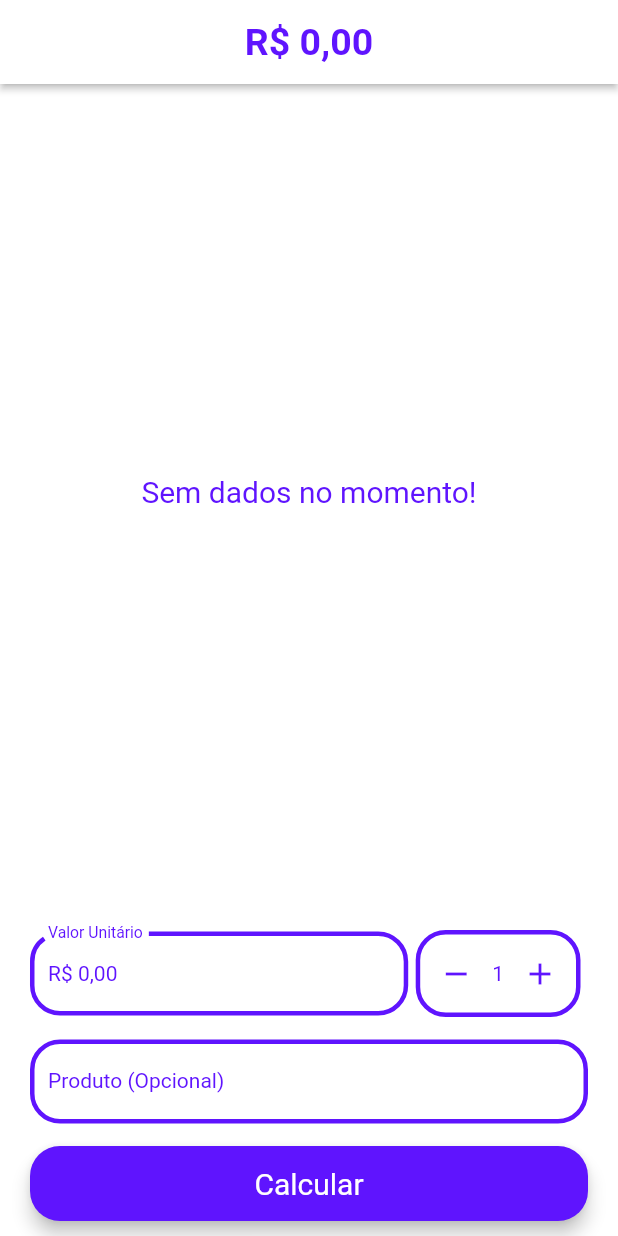
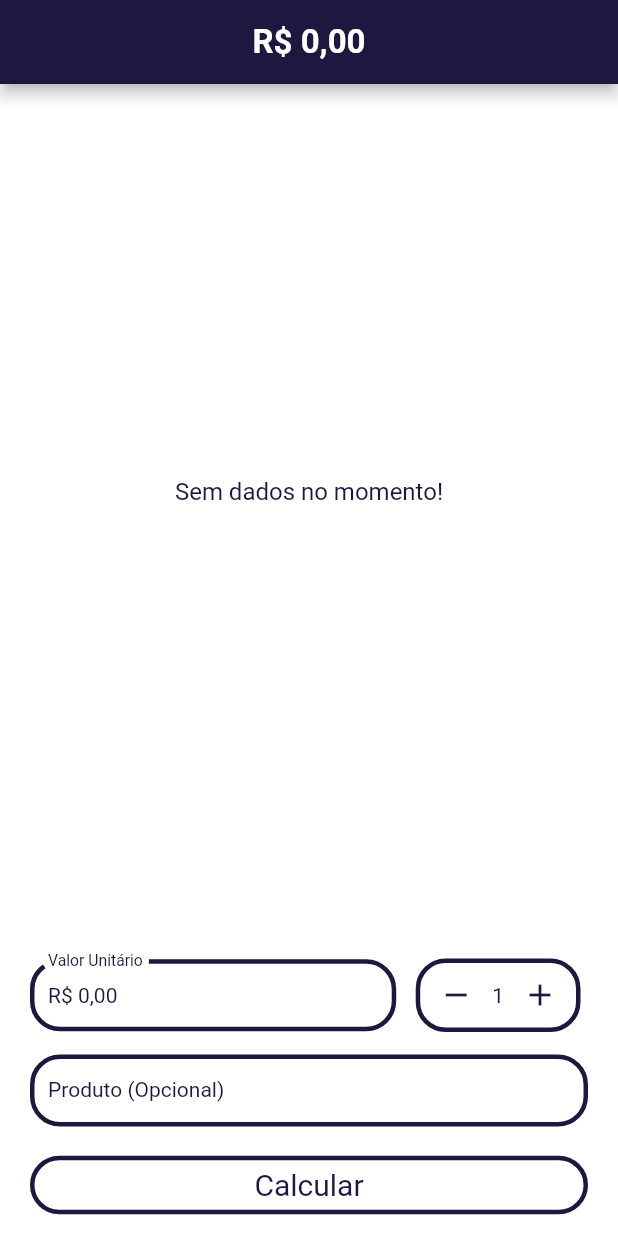
Before and after one commit to yurilima7/Somador-de-Compras, a Flutter app: the screen it shows after launch, after a tap on "Nova Compra", on a phone screen of 412 x 824 dp. Run offline on Flutter 3.47's test engine with Material 2 defaults, Android fonts, the light colour scheme and no system bars; our stand-ins replace brasil_fields; missing offline and left inert: validatorless.

Commit message:
Melhorias aplicadas

```diff
--- a/total_compras/lib/App/Core/Styles/colors_styles.dart
+++ b/total_compras/lib/App/Core/Styles/colors_styles.dart
@@ -11,7 +11,7 @@ class ColorsStyles {
   }
 
   static Color primary = Colors.white;
-  static Color secundary = const Color(0xFF5F14FE);
+  static Color secundary = const Color(0xFF1D1840);
   static Color error = Colors.redAccent;
   static Color delete = Colors.red;
 }
--- a/total_compras/lib/App/Core/Styles/text_styles.dart
+++ b/total_compras/lib/App/Core/Styles/text_styles.dart
@@ -19,8 +19,8 @@ class TextStyles {
   );
 
   TextStyle get appBarTitle => primaryRegular.copyWith(
-    color: ColorsStyles.secundary,
-    fontSize: 25,
+    color: ColorsStyles.primary,
+    fontSize: 22,
     fontWeight: FontWeight.bold,
   );
 
@@ -30,7 +30,7 @@ class TextStyles {
   );
 
   TextStyle get button => primaryRegular.copyWith(
-    color:  ColorsStyles.primary,
+    color:  ColorsStyles.secundary,
     fontSize: 20,
   );
 
@@ -38,6 +38,11 @@ class TextStyles {
     color:  ColorsStyles.secundary,
     fontSize: 14,
     fontWeight: FontWeight.bold,
+  );
+
+  TextStyle get nullList => primaryRegular.copyWith(
+    color:  ColorsStyles.secundary,
+    fontSize: 16,
   );
 
   TextStyle get regular => primaryRegular.copyWith(
--- a/total_compras/lib/App/Core/Theme/theme_settings.dart
+++ b/total_compras/lib/App/Core/Theme/theme_settings.dart
@@ -17,16 +17,17 @@ class ThemeSettings {
       selectionColor: ColorsStyles.secundary,
     ),
 
-    cardTheme: const CardTheme(
-      elevation: 5,
-      shape: RoundedRectangleBorder(
+    cardTheme: CardTheme(
+      shape: const RoundedRectangleBorder(
         borderRadius: BorderRadius.all(
           Radius.circular(20.0),
         ),
       ),
+      color: ColorsStyles.secundary
     ),
 
     inputDecorationTheme: InputDecorationTheme(
+      isDense: true,
       labelStyle: TextStyles.i.regular,
 
       border: OutlineInputBorder(
@@ -63,7 +64,11 @@ class ThemeSettings {
       ),
     ),
 
-
+    appBarTheme: AppBarTheme(
+      backgroundColor: ColorsStyles.secundary,
+      titleTextStyle: TextStyles.i.appBarTitle,
+      centerTitle: true,
+    ),
 
     scaffoldBackgroundColor: ColorsStyles.primary,
   );
--- a/total_compras/lib/App/Core/Utils/navigator_routes.dart
+++ /dev/null
@@ -1,11 +0,0 @@
-import 'package:total_compras/App/Core/Utils/app_routes.dart';
-import 'package:total_compras/App/total_purchases.dart';
-
-class NavigatorRoutes {
-  void homeScren() {
-    navigatorKey.currentState!.pushNamedAndRemoveUntil(
-      AppRoutes.home,
-      (route) => false,
-    );
-  }
-}
--- a/total_compras/lib/App/Core/Widgets/form_input.dart
+++ b/total_compras/lib/App/Core/Widgets/form_input.dart
@@ -3,10 +3,10 @@ import 'package:flutter/material.dart';
 import 'package:flutter/services.dart';
 import 'package:provider/provider.dart';
 import 'package:total_compras/App/Controllers/purchase_provider_impl.dart';
+import 'package:total_compras/App/Core/Styles/button_styles.dart';
 import 'package:total_compras/App/Core/Styles/text_styles.dart';
 import 'package:total_compras/App/Core/Utils/messages.dart';
 import 'package:total_compras/App/Models/purchase.dart';
-import 'package:total_compras/App/Core/Widgets/button.dart';
 import 'package:total_compras/App/Core/Widgets/quantity_form.dart';
 import 'package:validatorless/validatorless.dart';
 
@@ -56,6 +56,8 @@ class _FormInputState extends State<FormInput> {
                     ),
                   ),
 
+                  const SizedBox(width: 8,),
+
                   const QuantityForm(),
                 ],
               ),
@@ -75,8 +77,12 @@ class _FormInputState extends State<FormInput> {
 
               const SizedBox(height: 15,),
 
-              Button(
-                action: () async {
+              SizedBox(
+                width: double.infinity,
+
+                child: OutlinedButton(
+                  style: context.buttonStyles.outButton,
+                  onPressed: () async {
                     final valid =
                         formKey.currentState?.validate() ?? false;
 
@@ -105,8 +111,13 @@ class _FormInputState extends State<FormInput> {
                     } else {
                       Messages.showError('Informe um valor válido!');
                     }
-                } ,
-                title: 'Calcular',
+                  },
+
+                  child: Text(
+                    'Calcular',
+                    style: context.textStyles.button,
+                  ),
+                ),
               ),
             ],
           ),
--- a/total_compras/lib/App/Core/Widgets/list_form.dart
+++ b/total_compras/lib/App/Core/Widgets/list_form.dart
@@ -27,11 +27,15 @@ class ListForm extends StatelessWidget {
                   builder: (context) => Alert(index: i),
                 ),
 
-                background: Padding(
-                  padding: const EdgeInsets.all(8.0),
-                  child: Container(
-                    color: ColorsStyles.delete,
-                    child: Icon(Icons.delete, color: ColorsStyles.primary,),
+                background: ClipRRect(
+                  borderRadius: BorderRadius.circular(20.0),
+
+                  child: Padding(
+                    padding: const EdgeInsets.all(8.0),
+                    child: Container(
+                      color: ColorsStyles.delete,
+                      child: Icon(Icons.delete, color: ColorsStyles.primary,),
+                    ),
                   ),
                 ),
 
@@ -46,7 +50,7 @@ class ListForm extends StatelessWidget {
             : Center(
               child: Text(
                 'Sem dados no momento!',
-                style: context.textStyles.main,
+                style: context.textStyles.nullList,
               ),
             ),
       ),
--- a/total_compras/lib/App/Core/Widgets/quantity_form.dart
+++ b/total_compras/lib/App/Core/Widgets/quantity_form.dart
@@ -12,7 +12,7 @@ class QuantityForm extends StatelessWidget {
   Widget build(BuildContext context) {
     return Consumer<PurchaseProviderImpl>(
       builder: (context, purchase, child) =>  Container(
-        constraints: const BoxConstraints.tightFor(height: 58),
+        constraints: const BoxConstraints.tightFor(height: 49),
 
         margin: const EdgeInsets.only(
           left: 5.0,
--- a/total_compras/lib/App/Screens/HomeScreen/home.dart
+++ b/total_compras/lib/App/Screens/HomeScreen/home.dart
@@ -1,7 +1,6 @@
 import 'package:flutter/material.dart';
 import 'package:provider/provider.dart';
 import 'package:total_compras/App/Controllers/purchase_provider_impl.dart';
-import 'package:total_compras/App/Core/Styles/text_styles.dart';
 import 'package:total_compras/App/Core/Utils/number_format_br.dart';
 import 'package:total_compras/App/Core/Widgets/form_input.dart';
 import 'package:total_compras/App/Core/Widgets/list_form.dart';
@@ -20,10 +19,7 @@ class Home extends StatelessWidget {
           appBar: AppBar(
             title: Text(
               NumberFormatBr().formatBR(purchase.total),
-              style: context.textStyles.appBarTitle,
             ),
-            centerTitle: true,
-            elevation: 2,
           ),
 
           body: Padding(
--- a/total_compras/lib/App/Screens/InitialScreen/initial_screen.dart
+++ b/total_compras/lib/App/Screens/InitialScreen/initial_screen.dart
@@ -1,5 +1,6 @@
 import 'package:flutter/material.dart';
-import 'package:total_compras/App/Core/Utils/navigator_routes.dart';
+import 'package:total_compras/App/Core/Styles/colors_styles.dart';
+import 'package:total_compras/App/Core/Utils/app_routes.dart';
 import 'package:total_compras/App/Core/Widgets/button.dart';
 
 class InitialScreen extends StatelessWidget {
@@ -8,22 +9,29 @@ class InitialScreen extends StatelessWidget {
   @override
   Widget build(BuildContext context) {
     return Scaffold(
+      backgroundColor: ColorsStyles.secundary,
+
       body: Padding(
-        padding: const EdgeInsets.only(
-          left: 20.0,
-          right: 20.0,
-          top: 20.0,
-          bottom: 10.0,
-        ),
+        padding: const EdgeInsets.only(left: 20.0, right: 20.0),
 
-        child: Column(
-          mainAxisAlignment: MainAxisAlignment.spaceBetween,
+        child: Stack(
           children: [
-            Image.asset('assets/icons/splash.png', fit: BoxFit.cover,),
+            Positioned.fill(
+              child: Image.asset('assets/icons/splash.png'),
+            ),
 
-            Button(
-              action: () => NavigatorRoutes().homeScren(),
-              title: 'Nova Compra',
+            Positioned(
+              left: 0,
+              right: 0,
+              bottom: 16,
+
+              child: Button(
+                action: () => Navigator.of(context).pushNamedAndRemoveUntil(
+                  AppRoutes.home,
+                  (route) => false,
+                ),
+                title: 'Nova Compra',
+              ),
             ),
           ],
         ),
--- a/total_compras/lib/App/total_purchases.dart
+++ b/total_compras/lib/App/total_purchases.dart
@@ -6,7 +6,6 @@ import 'package:total_compras/App/Core/Utils/app_routes.dart';
 import 'package:total_compras/App/Screens/HomeScreen/home.dart';
 import 'package:total_compras/App/Screens/InitialScreen/initial_screen.dart';
 
-GlobalKey <NavigatorState> navigatorKey = GlobalKey<NavigatorState>();
 GlobalKey<ScaffoldMessengerState> scaffoldMessengerKey =
     GlobalKey<ScaffoldMessengerState>();
 
@@ -19,7 +18,6 @@ class TotalPurchases extends StatelessWidget {
       create: (_) => PurchaseProviderImpl(),
 
       child: MaterialApp(
-        navigatorKey: navigatorKey,
         scaffoldMessengerKey: scaffoldMessengerKey,
         debugShowCheckedModeBanner: false,
         theme: ThemeSettings.theme,
```
Also changed, not shown: total_compras/lib/App/Core/Styles/button_styles.dart (+19 -3 lines), total_compras/lib/App/Core/Widgets/card_form.dart (+4 -3 lines), total_compras/pubspec.yaml (+3 -4 lines), total_compras/assets/icons/icon-android.png, total_compras/assets/icons/icon.png, total_compras/assets/icons/splash.png, total_compras/pubspec.lock, 45 other files. Lines whose indentation alone changed are shown as unchanged.
